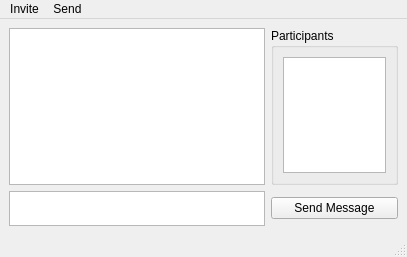
Old version of the form src/qt/ui/user_personal_message.ui in the repository maidsafe-archive/MaidSafe-Encrypt.
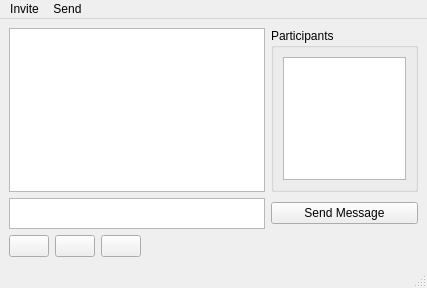
New version of the form. Icons and pictures are not drawn.

```diff
--- a/src/qt/ui/user_personal_message.ui
+++ b/src/qt/ui/user_personal_message.ui
@@ -6,8 +6,8 @@
    <rect>
     <x>0</x>
     <y>0</y>
-    <width>407</width>
-    <height>257</height>
+    <width>427</width>
+    <height>288</height>
    </rect>
   </property>
   <property name="sizePolicy">
@@ -19,6 +19,9 @@
   <property name="windowTitle">
    <string>PD Messages</string>
   </property>
+  <property name="toolButtonStyle">
+   <enum>Qt::ToolButtonIconOnly</enum>
+  </property>
   <widget class="QWidget" name="centralwidget">
    <property name="sizePolicy">
     <sizepolicy hsizetype="Expanding" vsizetype="Expanding">
@@ -30,12 +33,19 @@
     <item row="0" column="0">
      <layout class="QHBoxLayout" name="horizontalLayout">
       <item>
-       <widget class="QTextBrowser" name="message_window">
-        <property name="sizePolicy">
-         <sizepolicy hsizetype="MinimumExpanding" vsizetype="Expanding">
-          <horstretch>0</horstretch>
-          <verstretch>0</verstretch>
-         </sizepolicy>
+       <widget class="QTextEdit" name="message_window">
+        <property name="readOnly">
+         <bool>true</bool>
+        </property>
+        <property name="html">
+         <string>&lt;!DOCTYPE HTML PUBLIC &quot;-//W3C//DTD HTML 4.0//EN&quot; &quot;http://www.w3.org/TR/REC-html40/strict.dtd&quot;&gt;
+&lt;html&gt;&lt;head&gt;&lt;meta name=&quot;qrichtext&quot; content=&quot;1&quot; /&gt;&lt;style type=&quot;text/css&quot;&gt;
+p, li { white-space: pre-wrap; }
+&lt;/style&gt;&lt;/head&gt;&lt;body style=&quot; font-family:'MS Shell Dlg 2'; font-size:8.25pt; font-weight:400; font-style:normal;&quot;&gt;
+&lt;p style=&quot;-qt-paragraph-type:empty; margin-top:0px; margin-bottom:0px; margin-left:0px; margin-right:0px; -qt-block-indent:0; text-indent:0px; font-size:8pt; color:#000000;&quot;&gt;&lt;/p&gt;&lt;/body&gt;&lt;/html&gt;</string>
+        </property>
+        <property name="textInteractionFlags">
+         <set>Qt::NoTextInteraction</set>
         </property>
        </widget>
       </item>
@@ -44,15 +54,21 @@
     <item row="1" column="0">
      <widget class="QTextEdit" name="message_text_edit">
       <property name="sizePolicy">
-       <sizepolicy hsizetype="MinimumExpanding" vsizetype="Expanding">
+       <sizepolicy hsizetype="MinimumExpanding" vsizetype="Minimum">
         <horstretch>0</horstretch>
         <verstretch>0</verstretch>
        </sizepolicy>
       </property>
+      <property name="minimumSize">
+       <size>
+        <width>0</width>
+        <height>25</height>
+       </size>
+      </property>
       <property name="maximumSize">
        <size>
         <width>16777215</width>
-        <height>35</height>
+        <height>100</height>
        </size>
       </property>
       <property name="baseSize">
@@ -61,6 +77,13 @@
         <height>0</height>
        </size>
       </property>
+      <property name="html">
+       <string>&lt;!DOCTYPE HTML PUBLIC &quot;-//W3C//DTD HTML 4.0//EN&quot; &quot;http://www.w3.org/TR/REC-html40/strict.dtd&quot;&gt;
+&lt;html&gt;&lt;head&gt;&lt;meta name=&quot;qrichtext&quot; content=&quot;1&quot; /&gt;&lt;style type=&quot;text/css&quot;&gt;
+p, li { white-space: pre-wrap; }
+&lt;/style&gt;&lt;/head&gt;&lt;body style=&quot; font-family:'MS Shell Dlg 2'; font-size:8.25pt; font-weight:400; font-style:normal;&quot;&gt;
+&lt;p style=&quot;-qt-paragraph-type:empty; margin-top:0px; margin-bottom:0px; margin-left:0px; margin-right:0px; -qt-block-indent:0; text-indent:0px; font-size:8pt; color:#000000;&quot;&gt;&lt;/p&gt;&lt;/body&gt;&lt;/html&gt;</string>
+      </property>
      </widget>
     </item>
     <item row="1" column="1">
@@ -84,6 +107,12 @@
         <verstretch>0</verstretch>
        </sizepolicy>
       </property>
+      <property name="maximumSize">
+       <size>
+        <width>200</width>
+        <height>16777215</height>
+       </size>
+      </property>
       <property name="title">
        <string>Participants</string>
       </property>
@@ -114,6 +143,80 @@
       </widget>
      </widget>
     </item>
+    <item row="2" column="0">
+     <layout class="QHBoxLayout" name="horizontalLayout_2">
+      <item>
+       <widget class="QPushButton" name="smilyButton">
+        <property name="text">
+         <string/>
+        </property>
+        <property name="icon">
+         <iconset resource="../resources/resources.qrc">
+          <normaloff>:/icons/32/32/smily-select.png</normaloff>:/icons/32/32/smily-select.png</iconset>
+        </property>
+        <property name="iconSize">
+         <size>
+          <width>32</width>
+          <height>16</height>
+         </size>
+        </property>
+        <property name="flat">
+         <bool>false</bool>
+        </property>
+       </widget>
+      </item>
+      <item>
+       <widget class="QPushButton" name="textButton">
+        <property name="text">
+         <string/>
+        </property>
+        <property name="icon">
+         <iconset resource="../resources/resources.qrc">
+          <normaloff>:/icons/32/32/text-select.png</normaloff>:/icons/32/32/text-select.png</iconset>
+        </property>
+        <property name="iconSize">
+         <size>
+          <width>20</width>
+          <height>16</height>
+         </size>
+        </property>
+        <property name="flat">
+         <bool>false</bool>
+        </property>
+       </widget>
+      </item>
+      <item>
+       <widget class="QPushButton" name="colorButton">
+        <property name="text">
+         <string/>
+        </property>
+        <property name="icon">
+         <iconset resource="../resources/resources.qrc">
+          <normaloff>:/icons/32/32/Color Picker_32.png</normaloff>:/icons/32/32/Color Picker_32.png</iconset>
+        </property>
+        <property name="iconSize">
+         <size>
+          <width>16</width>
+          <height>16</height>
+         </size>
+        </property>
+       </widget>
+      </item>
+      <item>
+       <spacer name="horizontalSpacer">
+        <property name="orientation">
+         <enum>Qt::Horizontal</enum>
+        </property>
+        <property name="sizeHint" stdset="0">
+         <size>
+          <width>40</width>
+          <height>20</height>
+         </size>
+        </property>
+       </spacer>
+      </item>
+     </layout>
+    </item>
    </layout>
   </widget>
   <widget class="QMenuBar" name="menubar">
@@ -121,7 +224,7 @@
     <rect>
      <x>0</x>
      <y>0</y>
-     <width>407</width>
+     <width>427</width>
      <height>21</height>
     </rect>
    </property>
```
Left out of the diff: 4 changed lines with no effect on the pictures.
